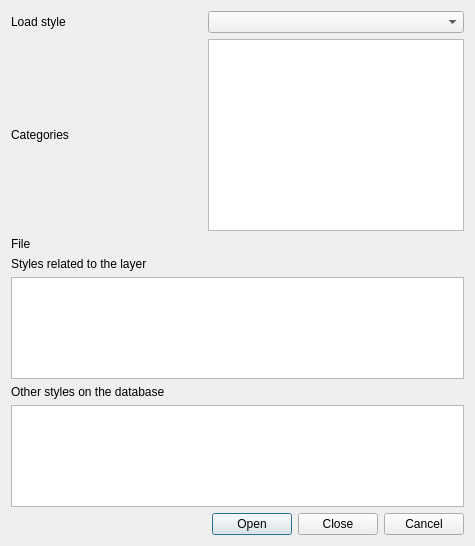
The window that src/ui/qgsvectorlayerloadstyledialog.ui (carsmie/QGIS) describes before a commit, drawn with Qt 5.
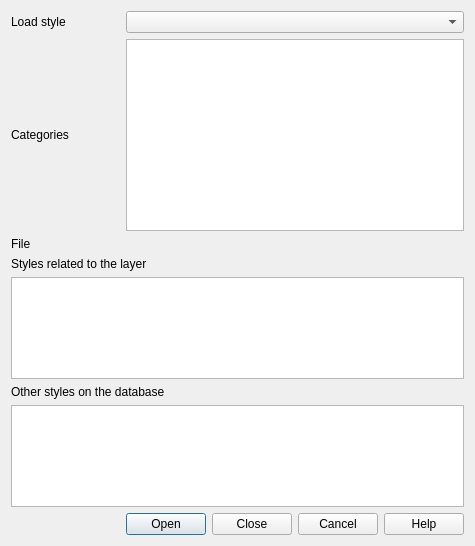
The same window after the commit. Custom widgets are drawn as their Qt base class.

Commit message: [ui] Add Help button to the "Load Layer Style" dialog (#8986)

```diff
--- a/src/ui/qgsvectorlayerloadstyledialog.ui
+++ b/src/ui/qgsvectorlayerloadstyledialog.ui
@@ -159,7 +159,7 @@
    <item row="5" column="1">
     <widget class="QDialogButtonBox" name="mButtonBox">
      <property name="standardButtons">
-      <set>QDialogButtonBox::Cancel|QDialogButtonBox::Close|QDialogButtonBox::Open</set>
+      <set>QDialogButtonBox::Cancel|QDialogButtonBox::Close|QDialogButtonBox::Help|QDialogButtonBox::Open</set>
      </property>
     </widget>
    </item>
```
The commit also changes 2 other files.
